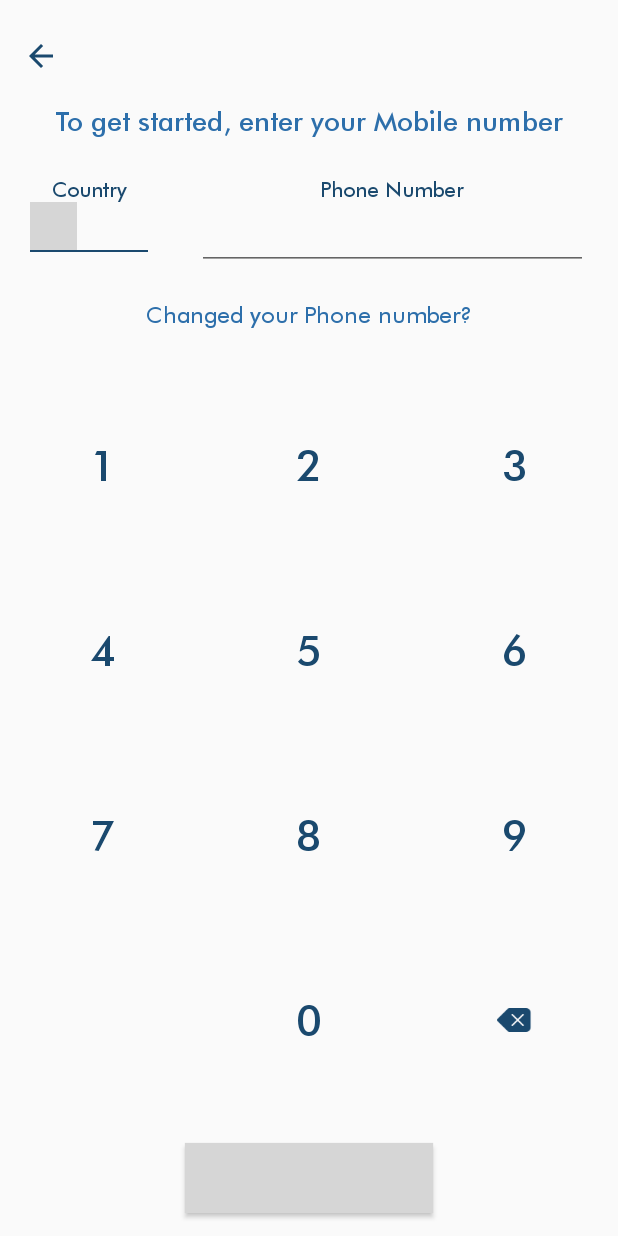
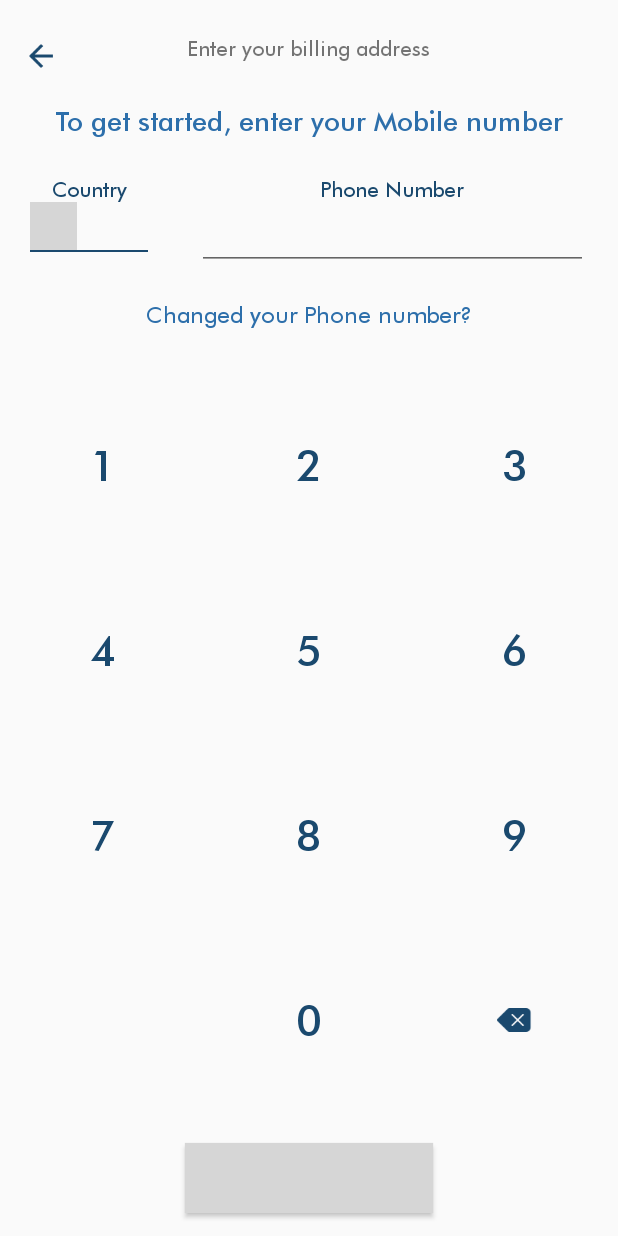
Before and after one commit to androidexperts155/MazlowProject, an Android app: the ChangePhonenumber screen opened directly, with no data from a screen before it, on a phone screen of 412 x 824 dp. Run offline under Robolectric (Android 15) with nearby library versions, the phone set to English and light mode, and no system bars; our stand-ins replace ButterKnife, sdp/ssp sizes; libraries missing offline, so code that uses them is left out: com.hbb20, com.karumi.dexter; plain views replace CountryCodePicker; 2 statements that could not run were skipped; grey boxes are pictures that could not be loaded.

Commit message:
3 march 2020 10:48 AM

```diff
--- a/app/src/main/java/com/mazlow/Networking/Constants.java
+++ b/app/src/main/java/com/mazlow/Networking/Constants.java
@@ -13,5 +13,6 @@ public interface Constants {
     final static String getprofile="getProfile";
     final static String onfido_check="checks";
     final static String subcriptionDiscount="subcriptionDiscount";
+    final static String registerandpay="registerAndPayBy";
 
 }
--- a/app/src/main/java/com/mazlow/customclasses/Bean.java
+++ b/app/src/main/java/com/mazlow/customclasses/Bean.java
@@ -24,6 +24,7 @@ public class Bean {
     public static String ADDRESS_LINE2="addresslin";
     public static String CITY="city";
     public static String POSTALCODE="postalcode";
+    public static String AMUNT="amount";
 
 
     }
--- a/app/src/main/java/com/mazlow/onfido/activites/FourthSignupActivity.java
+++ b/app/src/main/java/com/mazlow/onfido/activites/FourthSignupActivity.java
@@ -103,7 +103,6 @@ public class FourthSignupActivity extends AppCompatActivity implements View.OnCl
                         .build();
         client.startActivityForResult(this, 1, onfidoConfig);
 
-
     }
 
 
--- a/app/src/main/res/layout/activity_confirm_subscription.xml
+++ b/app/src/main/res/layout/activity_confirm_subscription.xml
@@ -94,6 +94,7 @@
 
 
     <com.mazlow.customclasses.MediumTextView
+        android:id="@+id/tv_addpeyment"
         android:layout_width="@dimen/_180sdp"
         android:layout_height="@dimen/_40sdp"
         android:layout_alignParentBottom="true"
--- a/app/src/main/res/layout/activity_login_with_phone.xml
+++ b/app/src/main/res/layout/activity_login_with_phone.xml
@@ -100,7 +100,7 @@
                         android:focusable="false"
                         android:gravity="center"
                         android:clickable="false"
-                        android:maxLength="10"
+                        android:maxLength="11"
                         android:textColorHint="@color/textcolor"
                         android:paddingBottom="13dp"
                         android:id="@+id/et_phone"
--- a/app/src/main/res/layout/activity_mobile_number.xml
+++ b/app/src/main/res/layout/activity_mobile_number.xml
@@ -99,7 +99,7 @@
                         android:focusable="false"
                         android:gravity="center"
                         android:clickable="false"
-                        android:maxLength="10"
+                        android:maxLength="11"
                         android:textColorHint="@color/textcolor"
                         android:paddingBottom="13dp"
                         android:id="@+id/et_phone"
--- a/app/src/main/res/layout/toolbar.xml
+++ b/app/src/main/res/layout/toolbar.xml
@@ -1,6 +1,10 @@
 <?xml version="1.0" encoding="utf-8"?>
 <LinearLayout xmlns:android="http://schemas.android.com/apk/res/android"
     android:orientation="vertical"
+    android:layout_width="match_parent"
+    android:layout_height="wrap_content">
+
+    <RelativeLayout
         android:layout_width="match_parent"
         android:layout_height="wrap_content">
 
@@ -11,5 +15,14 @@
             android:src="@drawable/ic_arrow_back"
             android:layout_width="wrap_content"
             android:layout_height="wrap_content"/>
+        <com.mazlow.customclasses.MediumTextView
+            android:layout_centerInParent="true"
+            android:layout_width="wrap_content"
+            android:text="Enter your billing address"
+            android:layout_height="wrap_content"/>
+
+    </RelativeLayout>
+
+
 
 </LinearLayout>
--- a/app/src/main/res/values/strings.xml
+++ b/app/src/main/res/values/strings.xml
@@ -105,8 +105,6 @@ NO I do not consent to processing of my Steps data.
     <string name="your_card_will_be_delivered_to_your_register_address">Your card will be delivered to your register address</string>
     <string name="add_payment_method">Add Payment Method</string>
     <string name="empty_referral_code">Please enter the referral code</string>
-
-
 
 
     <integer-array name="cards_list">
```
Also changed, not shown: app/src/main/AndroidManifest.xml (+26 -30 lines), app/src/main/java/com/mazlow/Networking/RestApiInterface.java (+15 -0 lines), app/src/main/java/com/mazlow/payments_subscription/activities/ConfirmSubscription.java (+45 -1 lines), app/src/main/java/com/mazlow/signup/postalcode/PostalCodeImplementation.java (+2 -6 lines). Lines whose indentation alone changed are shown as unchanged.
